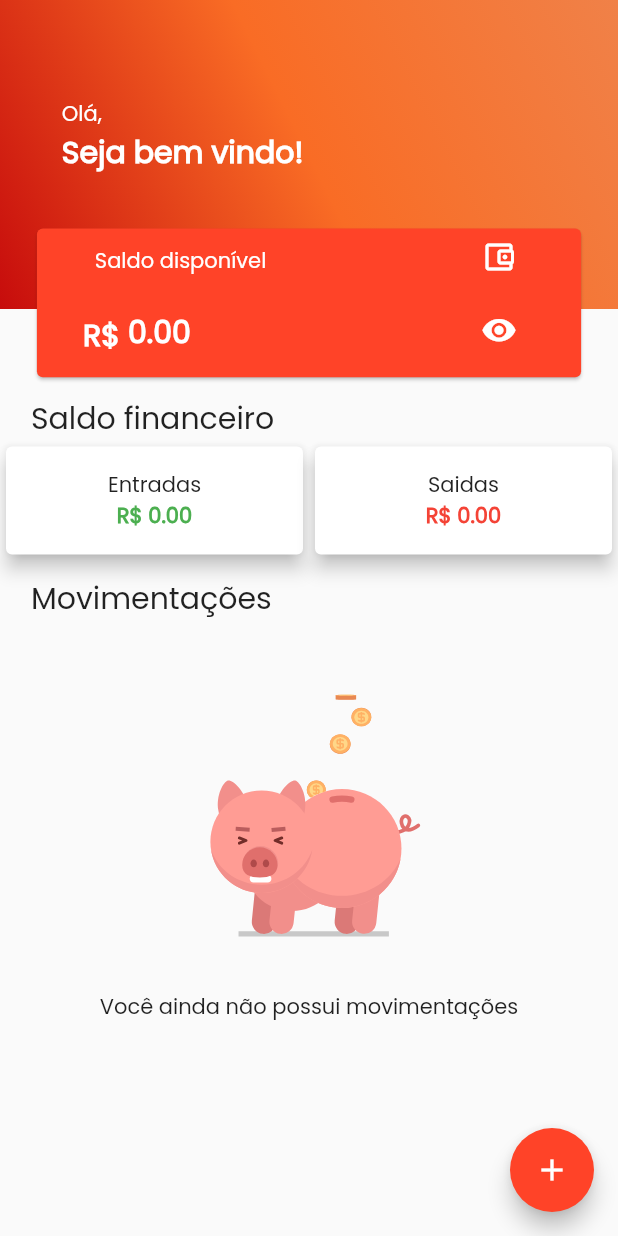
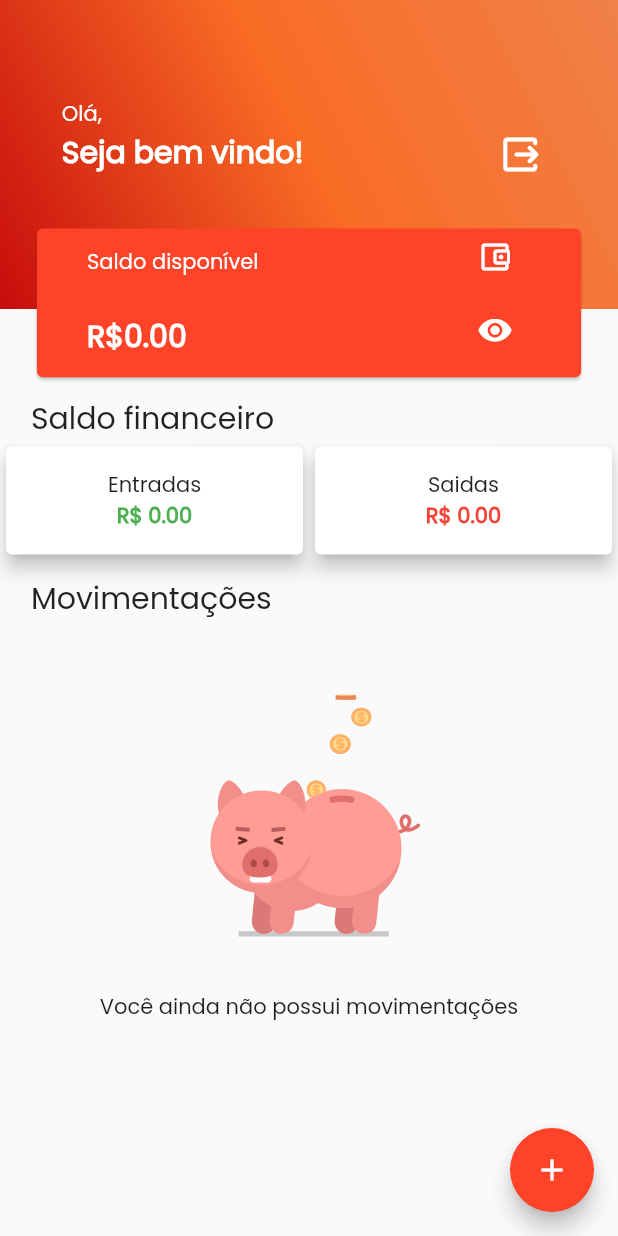
Before and after one commit to WemersonDamasceno/meu-dinheiro-flutter, a Flutter app: the screen it shows after launch, after a tap on "Avançar", on a phone screen of 412 x 824 dp. Run offline on Flutter 3.47's test engine with Material 2 defaults, Android fonts, the phone set to English and light mode, and no system bars; drawn by our look-alikes of lottie; our stand-ins replace flutter_mobx, flutter_slidable, mobx, shared_preferences, sqflite; accounts and stored records are empty; generated files the repository leaves out were written again.

```diff
--- a/lib/src/pages/home/home_page.dart
+++ b/lib/src/pages/home/home_page.dart
@@ -8,6 +8,7 @@ import 'package:finances/src/stores/movimentacoes/movimentacoes_store.dart';
 import 'package:flutter/material.dart';
 import 'package:flutter_mobx/flutter_mobx.dart';
 import 'package:flutter_slidable/flutter_slidable.dart';
+import 'package:intl/intl.dart';
 import 'package:lottie/lottie.dart';
 
 import 'widgets/input_widget.dart';
@@ -102,7 +103,10 @@ class _HomePageState extends State<HomePage> {
                       vertical: _size.height * .08),
                   child: Align(
                     alignment: Alignment.bottomLeft,
-                    child: Column(
+                    child: Row(
+                      mainAxisAlignment: MainAxisAlignment.spaceBetween,
+                      children: [
+                        Column(
                           crossAxisAlignment: CrossAxisAlignment.start,
                           children: [
                             Observer(
@@ -124,6 +128,18 @@ class _HomePageState extends State<HomePage> {
                             ),
                           ],
                         ),
+                        IconButton(
+                            onPressed: () async {
+                              await storeAuth.logout();
+                              Navigator.popAndPushNamed(context, '/');
+                            },
+                            icon: Icon(
+                              Icons.output_rounded,
+                              color: Colors.white,
+                              size: 30,
+                            ))
+                      ],
+                    ),
                   ),
                 ),
               ),
@@ -140,6 +156,7 @@ class _HomePageState extends State<HomePage> {
                       children: [
                         Column(
                           mainAxisAlignment: MainAxisAlignment.spaceAround,
+                          crossAxisAlignment: CrossAxisAlignment.start,
                           children: [
                             const Text(
                               "Saldo disponível",
@@ -148,30 +165,14 @@ class _HomePageState extends State<HomePage> {
                             Observer(
                                 builder: (context) => Row(
                                       children: [
-                                        Text(
-                                          "R\$ ",
-                                          style: TextStyle(
-                                              color: Colors.white,
-                                              fontSize: 20,
-                                              fontWeight: FontWeight.w700),
-                                        ),
                                         !exibirSaldo
-                                            ? Padding(
-                                                padding: const EdgeInsets.only(
-                                                    bottom: 4),
-                                                child: Container(
-                                                  height: 30,
-                                                  width: 100,
-                                                  child: Text(
-                                                    "${storeSaldo.saldo.toStringAsFixed(2)}",
+                                            ? Text(
+                                                "${NumberFormat.currency(symbol: "R\$", decimalDigits: 2).format(storeSaldo.saldo)}",
                                                 style: TextStyle(
                                                     color: Colors.white,
                                                     fontSize: 20,
                                                     fontWeight:
-                                                            FontWeight.w700),
-                                                  ),
-                                                ),
-                                              )
+                                                        FontWeight.w700))
                                             : Container(
                                                 height: 20,
                                                 width: 100,
--- a/lib/src/pages/login/login_page.dart
+++ b/lib/src/pages/login/login_page.dart
@@ -1,12 +1,31 @@
 import 'package:finances/src/helpers/shared_preferences.dart';
+import 'package:finances/src/pages/home/home_page.dart';
 import 'package:flutter/material.dart';
 
-class LoginPage extends StatelessWidget {
+class LoginPage extends StatefulWidget {
   const LoginPage({Key? key}) : super(key: key);
 
   @override
+  State<LoginPage> createState() => _LoginPageState();
+}
+
+class _LoginPageState extends State<LoginPage> {
+  late TextEditingController controller;
+
+  @override
+  void initState() {
+    controller = TextEditingController();
+    super.initState();
+  }
+
+  @override
+  void dispose() {
+    controller.dispose();
+    super.dispose();
+  }
+
+  @override
   Widget build(BuildContext context) {
-    final controller = TextEditingController();
     return Scaffold(
       body: SafeArea(
         child: Padding(
@@ -42,7 +61,7 @@ class LoginPage extends StatelessWidget {
               SizedBox(height: 30),
               InkWell(
                 onTap: () async {
-                  await SharedPref().save("name", controller.text);
+                  await storeAuth.login(controller.text);
                   Navigator.pushReplacementNamed(context, '/home');
                 },
                 child: Container(
--- a/lib/src/pages/splash/splash.dart
+++ b/lib/src/pages/splash/splash.dart
@@ -20,7 +20,9 @@ class _SplashPageState extends State<SplashPage> with TickerProviderStateMixin {
   void navigationPage() async {
     String? name = await SharedPref().read("name");
     if (name != null) {
-      Navigator.pushReplacementNamed(context, '/home');
+      Navigator.pushReplacementNamed(context, '/home', arguments: {
+        'name': name,
+      });
     } else {
       Navigator.pushReplacementNamed(context, '/login');
     }
--- a/lib/src/stores/auth/auth_store.dart
+++ b/lib/src/stores/auth/auth_store.dart
@@ -1,3 +1,4 @@
+import 'package:finances/src/helpers/shared_preferences.dart';
 import 'package:mobx/mobx.dart';
 
 part 'auth_store.g.dart';
@@ -10,4 +11,14 @@ abstract class _AuthStore with Store {
 
   @action
   setName(String name) => this.name = name;
+
+  @action
+  Future<void> logout() async {
+    await SharedPref().remove("name");
+  }
+
+  @action
+  Future<void> login(String name) async {
+    await SharedPref().save("name", name);
+  }
 }
```
Also changed, not shown: pubspec.yaml (+5 -50 lines), pubspec.lock. Lines whose indentation alone changed are shown as unchanged.
